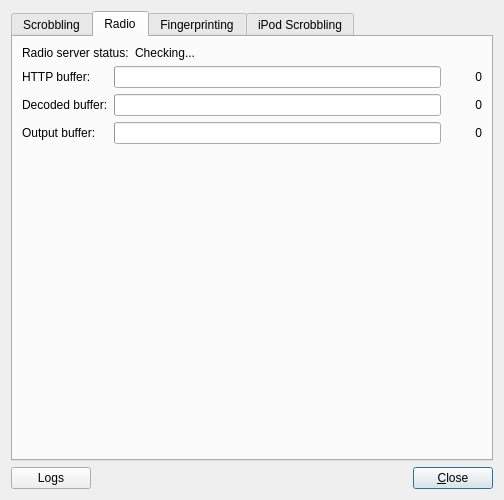
The window that app/client/widgets/DiagnosticsDialog.ui (dougma/lastfm-desktop) describes before a commit, drawn with Qt 5.
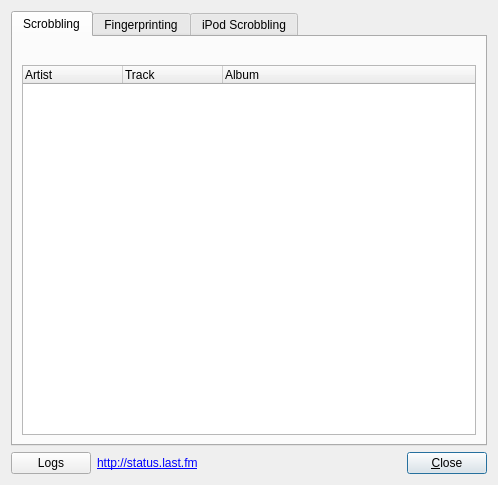
The same window after the commit. The open tabs and pages were chosen to show the change. Custom widgets are drawn as their Qt base class.

Commit message: DiagnosticsDialog is almost back on form

```diff
--- a/app/client/widgets/DiagnosticsDialog.ui
+++ b/app/client/widgets/DiagnosticsDialog.ui
@@ -5,8 +5,8 @@
    <rect>
     <x>0</x>
     <y>0</y>
-    <width>504</width>
-    <height>500</height>
+    <width>498</width>
+    <height>485</height>
    </rect>
   </property>
   <property name="windowTitle" >
@@ -14,7 +14,7 @@
   </property>
   <layout class="QVBoxLayout" >
    <item>
-    <widget class="QTabWidget" name="tabWidget" >
+    <widget class="QTabWidget" name="tabs" >
      <property name="minimumSize" >
       <size>
        <width>0</width>
@@ -27,25 +27,21 @@
      <property name="currentIndex" >
       <number>0</number>
      </property>
-     <widget class="QWidget" name="scrobblingTab" >
+     <widget class="QWidget" name="subs_tab" >
       <attribute name="title" >
        <string>Scrobbling</string>
       </attribute>
-      <layout class="QVBoxLayout" >
+      <layout class="QVBoxLayout" name="verticalLayout" >
+       <property name="spacing" >
+        <number>5</number>
+       </property>
        <item>
         <layout class="QHBoxLayout" >
          <property name="spacing" >
-          <number>0</number>
+          <number>-1</number>
          </property>
          <item>
-          <widget class="QLabel" name="label" >
-           <property name="text" >
-            <string>Status:</string>
-           </property>
-          </widget>
-         </item>
-         <item>
-          <widget class="StatusLight" native="1" name="subsLight" >
+          <widget class="StatusLight" native="1" name="subs_light" >
            <property name="sizePolicy" >
             <sizepolicy vsizetype="Maximum" hsizetype="Maximum" >
              <horstretch>0</horstretch>
@@ -54,6 +50,16 @@
            </property>
           </widget>
          </item>
+         <item>
+          <widget class="QLabel" name="subs_status" >
+           <property name="toolTip" >
+            <string>This is an easter egg!</string>
+           </property>
+           <property name="text" >
+            <string/>
+           </property>
+          </widget>
+         </item>
          <item>
           <spacer>
            <property name="orientation" >
@@ -67,268 +73,57 @@
            </property>
           </spacer>
          </item>
-        </layout>
-       </item>
        <item>
-        <layout class="QHBoxLayout" >
-         <item>
-          <widget class="QLabel" name="lastConnectionLabel" >
-           <property name="text" >
-            <string>Last successful connection:</string>
-           </property>
-          </widget>
-         </item>
-         <item>
-          <widget class="QLabel" name="lastConnectionStatusLabel" >
-           <property name="sizePolicy" >
-            <sizepolicy vsizetype="Fixed" hsizetype="Expanding" >
-             <horstretch>0</horstretch>
-             <verstretch>0</verstretch>
-            </sizepolicy>
-           </property>
-           <property name="text" >
-            <string/>
-           </property>
-           <property name="alignment" >
-            <set>Qt::AlignLeading|Qt::AlignLeft|Qt::AlignVCenter</set>
-           </property>
-          </widget>
-         </item>
-        </layout>
-       </item>
-       <item>
-        <layout class="QVBoxLayout" >
-         <property name="spacing" >
-          <number>2</number>
-         </property>
-         <property name="topMargin" >
-          <number>9</number>
-         </property>
-         <item>
-          <widget class="QTreeWidget" name="cachedTracksList" >
-           <property name="sizePolicy" >
-            <sizepolicy vsizetype="Expanding" hsizetype="Expanding" >
-             <horstretch>0</horstretch>
-             <verstretch>0</verstretch>
-            </sizepolicy>
-           </property>
-           <property name="rootIsDecorated" >
-            <bool>false</bool>
-           </property>
-           <property name="uniformRowHeights" >
-            <bool>true</bool>
-           </property>
-           <property name="itemsExpandable" >
-            <bool>false</bool>
-           </property>
-           <property name="allColumnsShowFocus" >
-            <bool>true</bool>
-           </property>
-           <property name="columnCount" >
-            <number>3</number>
-           </property>
-           <column>
-            <property name="text" >
-             <string>Artist</string>
-            </property>
-           </column>
-           <column>
-            <property name="text" >
-             <string>Track</string>
-            </property>
-           </column>
-           <column>
-            <property name="text" >
-             <string>Album</string>
-            </property>
-           </column>
-          </widget>
-         </item>
-         <item>
-          <widget class="QLabel" name="cachedTracksLabel" >
+          <widget class="QLabel" name="subs_cache_count" >
            <property name="enabled" >
             <bool>false</bool>
            </property>
-           <property name="sizePolicy" >
-            <sizepolicy vsizetype="Fixed" hsizetype="Expanding" >
-             <horstretch>0</horstretch>
-             <verstretch>0</verstretch>
-            </sizepolicy>
-           </property>
            <property name="text" >
-            <string>Checking cache...</string>
+            <string/>
            </property>
-           <property name="alignment" >
-            <set>Qt::AlignCenter</set>
-           </property>
           </widget>
          </item>
         </layout>
        </item>
-      </layout>
-     </widget>
-     <widget class="QWidget" name="radioTab" >
-      <attribute name="title" >
-       <string>Radio</string>
-      </attribute>
-      <layout class="QVBoxLayout" >
        <item>
-        <layout class="QHBoxLayout" >
-         <item>
-          <widget class="QLabel" name="radioServerLabel" >
-           <property name="text" >
-            <string>Radio server status:</string>
-           </property>
-           <property name="alignment" >
-            <set>Qt::AlignLeading|Qt::AlignLeft|Qt::AlignTop</set>
-           </property>
-          </widget>
-         </item>
-         <item>
-          <widget class="QLabel" name="radioServerStatusLabel" >
+        <widget class="QTreeWidget" name="cached" >
            <property name="sizePolicy" >
-            <sizepolicy vsizetype="Fixed" hsizetype="Expanding" >
+          <sizepolicy vsizetype="Expanding" hsizetype="Expanding" >
              <horstretch>0</horstretch>
              <verstretch>0</verstretch>
             </sizepolicy>
            </property>
-           <property name="text" >
-            <string>Checking...</string>
-           </property>
-           <property name="alignment" >
-            <set>Qt::AlignLeading|Qt::AlignLeft|Qt::AlignTop</set>
-           </property>
-           <property name="wordWrap" >
+         <property name="rootIsDecorated" >
+          <bool>false</bool>
+         </property>
+         <property name="uniformRowHeights" >
             <bool>true</bool>
            </property>
-          </widget>
-         </item>
-        </layout>
-       </item>
-       <item>
-        <layout class="QGridLayout" >
-         <item row="2" column="2" >
-          <widget class="QLabel" name="outputBufferLabel" >
-           <property name="minimumSize" >
-            <size>
-             <width>35</width>
-             <height>0</height>
-            </size>
-           </property>
-           <property name="text" >
-            <string>0</string>
-           </property>
-           <property name="alignment" >
-            <set>Qt::AlignRight|Qt::AlignTrailing|Qt::AlignVCenter</set>
-           </property>
-          </widget>
-         </item>
-         <item row="2" column="0" >
-          <widget class="QLabel" name="label_10" >
+         <property name="itemsExpandable" >
+          <bool>false</bool>
+         </property>
+         <property name="allColumnsShowFocus" >
+          <bool>true</bool>
+         </property>
+         <property name="columnCount" >
+          <number>3</number>
+         </property>
+         <column>
            <property name="text" >
-            <string>Output buffer:</string>
-           </property>
-          </widget>
-         </item>
-         <item row="0" column="2" >
-          <widget class="QLabel" name="httpBufferLabel" >
-           <property name="minimumSize" >
-            <size>
-             <width>35</width>
-             <height>0</height>
-            </size>
-           </property>
+           <string>Artist</string>
+          </property>
+         </column>
+         <column>
            <property name="text" >
-            <string>0</string>
-           </property>
-           <property name="alignment" >
-            <set>Qt::AlignRight|Qt::AlignTrailing|Qt::AlignVCenter</set>
-           </property>
-          </widget>
-         </item>
-         <item row="0" column="0" >
-          <widget class="QLabel" name="label_8" >
+           <string>Track</string>
+          </property>
+         </column>
+         <column>
            <property name="text" >
-            <string>HTTP buffer:</string>
-           </property>
-          </widget>
-         </item>
-         <item row="0" column="1" >
-          <widget class="QProgressBar" name="httpBufferProgress" >
-           <property name="value" >
-            <number>0</number>
-           </property>
-           <property name="textVisible" >
-            <bool>false</bool>
-           </property>
-           <property name="orientation" >
-            <enum>Qt::Horizontal</enum>
-           </property>
-          </widget>
-         </item>
-         <item row="1" column="1" >
-          <widget class="QProgressBar" name="decodedBufferProgress" >
-           <property name="value" >
-            <number>0</number>
-           </property>
-           <property name="textVisible" >
-            <bool>false</bool>
-           </property>
-           <property name="orientation" >
-            <enum>Qt::Horizontal</enum>
-           </property>
-          </widget>
-         </item>
-         <item row="1" column="2" >
-          <widget class="QLabel" name="decodedBufferLabel" >
-           <property name="minimumSize" >
-            <size>
-             <width>35</width>
-             <height>0</height>
-            </size>
-           </property>
-           <property name="text" >
-            <string>0</string>
-           </property>
-           <property name="alignment" >
-            <set>Qt::AlignRight|Qt::AlignTrailing|Qt::AlignVCenter</set>
-           </property>
-          </widget>
-         </item>
-         <item row="2" column="1" >
-          <widget class="QProgressBar" name="outputBufferProgress" >
-           <property name="value" >
-            <number>0</number>
-           </property>
-           <property name="textVisible" >
-            <bool>false</bool>
-           </property>
-           <property name="orientation" >
-            <enum>Qt::Horizontal</enum>
-           </property>
-          </widget>
-         </item>
-         <item row="1" column="0" >
-          <widget class="QLabel" name="label_9" >
-           <property name="text" >
-            <string>Decoded buffer:</string>
-           </property>
-          </widget>
-         </item>
-        </layout>
-       </item>
-       <item>
-        <spacer>
-         <property name="orientation" >
-          <enum>Qt::Vertical</enum>
-         </property>
-         <property name="sizeHint" stdset="0" >
-          <size>
-           <width>20</width>
-           <height>40</height>
-          </size>
-         </property>
-        </spacer>
+           <string>Album</string>
+          </property>
+         </column>
+        </widget>
        </item>
       </layout>
      </widget>
@@ -336,88 +131,9 @@
       <attribute name="title" >
        <string>Fingerprinting</string>
       </attribute>
-      <layout class="QVBoxLayout" >
-       <property name="spacing" >
-        <number>6</number>
-       </property>
+      <layout class="QVBoxLayout" name="verticalLayout_2" >
        <item>
-        <layout class="QGridLayout" >
-         <property name="spacing" >
-          <number>6</number>
-         </property>
-         <item row="0" column="0" >
-          <widget class="QLabel" name="submissionServerLabel_2" >
-           <property name="sizePolicy" >
-            <sizepolicy vsizetype="Fixed" hsizetype="Fixed" >
-             <horstretch>0</horstretch>
-             <verstretch>0</verstretch>
-            </sizepolicy>
-           </property>
-           <property name="text" >
-            <string>Tracks in queue:</string>
-           </property>
-          </widget>
-         </item>
-         <item row="0" column="1" >
-          <widget class="QLabel" name="fpQueueSizeLabel" >
-           <property name="sizePolicy" >
-            <sizepolicy vsizetype="Fixed" hsizetype="Expanding" >
-             <horstretch>0</horstretch>
-             <verstretch>0</verstretch>
-            </sizepolicy>
-           </property>
-           <property name="text" >
-            <string/>
-           </property>
-           <property name="alignment" >
-            <set>Qt::AlignLeading|Qt::AlignLeft|Qt::AlignVCenter</set>
-           </property>
-          </widget>
-         </item>
-         <item row="1" column="0" >
-          <widget class="QLabel" name="submissionServerLabel_3" >
-           <property name="text" >
-            <string>Currently fingerprinting:</string>
-           </property>
-           <property name="alignment" >
-            <set>Qt::AlignLeading|Qt::AlignLeft|Qt::AlignTop</set>
-           </property>
-           <property name="indent" >
-            <number>-1</number>
-           </property>
-          </widget>
-         </item>
-         <item row="1" column="1" >
-          <widget class="QLabel" name="fpCurrentTrackLabel" >
-           <property name="sizePolicy" >
-            <sizepolicy vsizetype="Fixed" hsizetype="Expanding" >
-             <horstretch>0</horstretch>
-             <verstretch>0</verstretch>
-            </sizepolicy>
-           </property>
-           <property name="text" >
-            <string/>
-           </property>
-           <property name="alignment" >
-            <set>Qt::AlignLeading|Qt::AlignLeft|Qt::AlignTop</set>
-           </property>
-           <property name="wordWrap" >
-            <bool>true</bool>
-           </property>
-          </widget>
-         </item>
-        </layout>
-       </item>
-       <item>
-        <layout class="QVBoxLayout" >
-         <property name="spacing" >
-          <number>2</number>
-         </property>
-         <property name="topMargin" >
-          <number>9</number>
-         </property>
-         <item>
-          <widget class="QLabel" name="fingerprintedTracksTitle" >
+        <widget class="QLabel" name="fingerprints_title" >
            <property name="font" >
             <font>
              <weight>75</weight>
@@ -425,12 +141,12 @@
             </font>
            </property>
            <property name="text" >
-            <string>Recently fingerprinted tracks</string>
+          <string>Recently Fingerprinted Tracks</string>
            </property>
           </widget>
          </item>
          <item>
-          <widget class="QTreeWidget" name="fingerprintedTracksList" >
+        <widget class="QTreeWidget" name="fingerprints" >
            <property name="sizePolicy" >
             <sizepolicy vsizetype="Expanding" hsizetype="Expanding" >
              <horstretch>0</horstretch>
@@ -468,8 +184,6 @@
             </property>
            </column>
           </widget>
-         </item>
-        </layout>
        </item>
       </layout>
      </widget>
@@ -481,7 +195,7 @@
        <item>
         <layout class="QHBoxLayout" >
          <item>
-          <widget class="QComboBox" name="iPodScrobbleType" >
+          <widget class="QComboBox" name="ipod_type" >
            <property name="sizePolicy" >
             <sizepolicy vsizetype="Fixed" hsizetype="Expanding" >
              <horstretch>0</horstretch>
@@ -501,7 +215,7 @@
           </widget>
          </item>
          <item>
-          <widget class="QPushButton" name="scrobbleIpodButton" >
+          <widget class="QPushButton" name="ipod_scrobble_button" >
            <property name="text" >
             <string>Scrobble iPod</string>
            </property>
@@ -513,7 +227,7 @@
         </layout>
        </item>
        <item>
-        <widget class="QListWidget" name="ipodInfoList" />
+        <widget class="QListWidget" name="ipod_log" />
        </item>
       </layout>
      </widget>
@@ -522,7 +236,7 @@
    <item>
     <layout class="QHBoxLayout" >
      <item>
-      <widget class="QPushButton" name="viewLogButton" >
+      <widget class="QPushButton" name="logs_button" >
        <property name="text" >
         <string>Logs</string>
        </property>
@@ -531,6 +245,19 @@
        </property>
       </widget>
      </item>
+     <item>
+      <widget class="QLabel" name="label" >
+       <property name="text" >
+        <string>&lt;a href='http://status.last.fm'>http://status.last.fm&lt;/a></string>
+       </property>
+       <property name="textFormat" >
+        <enum>Qt::RichText</enum>
+       </property>
+       <property name="openExternalLinks" >
+        <bool>true</bool>
+       </property>
+      </widget>
+     </item>
      <item>
       <spacer>
        <property name="orientation" >
@@ -548,7 +275,7 @@
       </spacer>
      </item>
      <item>
-      <widget class="QPushButton" name="closeButton" >
+      <widget class="QPushButton" name="close_button" >
        <property name="text" >
         <string>&amp;Close</string>
        </property>
```
Left out of the diff: 2 changed lines with no effect on the pictures. Lines whose indentation alone changed are shown as unchanged. The commit also changes 12 other files.
